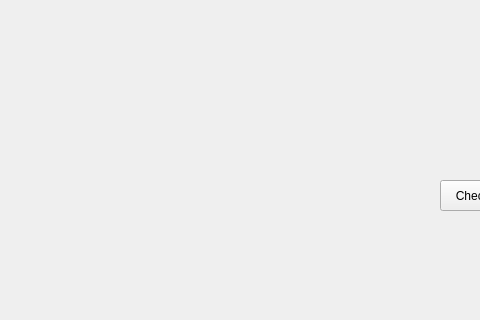
This is FoodOrderingApp/payment.ui in xyang2316/OOP-project as Qt 5 draws it before an edit; both pictures show x 0 to 480 and y 280 to 600 of the 800 by 600 pixel window. The edited form follows.
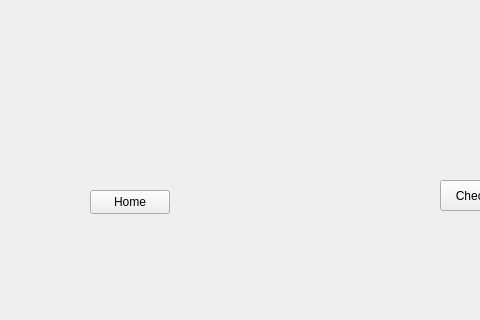
This is the edited form.

The edit to the form file:
```diff
--- a/FoodOrderingApp/payment.ui
+++ b/FoodOrderingApp/payment.ui
@@ -124,6 +124,19 @@
     </property>
     <layout class="QVBoxLayout" name="verticalLayout_balance"/>
    </widget>
+   <widget class="QPushButton" name="pushButton_home">
+    <property name="geometry">
+     <rect>
+      <x>90</x>
+      <y>470</y>
+      <width>80</width>
+      <height>24</height>
+     </rect>
+    </property>
+    <property name="text">
+     <string>Home</string>
+    </property>
+   </widget>
   </widget>
   <widget class="QMenuBar" name="menubar">
    <property name="geometry">
```
